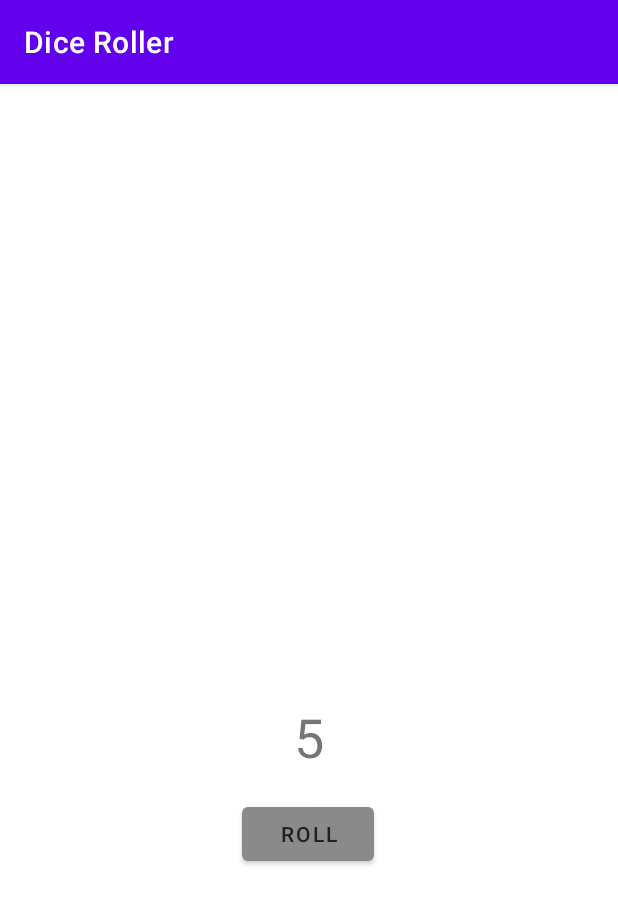
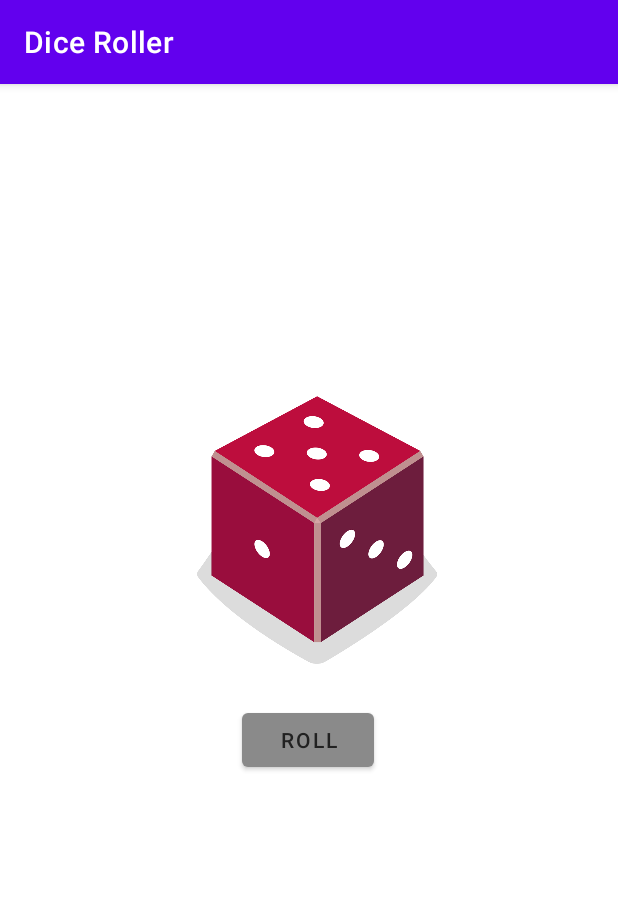
Before and after one commit to ken-kazama-999/DiceRoller, an Android app: the screen it shows after launch (MainActivity), after a tap on "ROLL", on a phone screen of 412 x 824 dp. Shown: the top 904 px of the screen. Run offline under Robolectric (Android 15) with nearby library versions, the phone set to English and light mode, and no system bars.

Commit message:
Added Image For Dice Result

```diff
--- a/app/src/main/java/com/example/diceroller/MainActivity.kt
+++ b/app/src/main/java/com/example/diceroller/MainActivity.kt
@@ -2,7 +2,7 @@ package com.example.diceroller
 
 import android.os.Bundle
 import android.widget.Button
-import android.widget.TextView
+import android.widget.ImageView
 import androidx.appcompat.app.AppCompatActivity
 
 /**
@@ -16,6 +16,9 @@ class MainActivity : AppCompatActivity() {
 
         //Roll the dice when user presses button
         rollButton.setOnClickListener { rollDice() }
+
+        //Roll a dice when app starts
+        rollDice()
     }
 
     /**
@@ -25,10 +28,22 @@ class MainActivity : AppCompatActivity() {
         // create new dice objects having 6 sides and roll it.
         val dice = Dice(6)
         val diceRoll = dice.roll()
+        //Find the Imsge view in the app layout
+        val diceImage: ImageView = findViewById(R.id.imageView)
 
-        // Update the text on the screen with the dice roll.
-        val resultTextView: TextView = findViewById(R.id.textView)
-        resultTextView.text = diceRoll.toString()
+        //Assigns the random result to variable "drawable Resource",and shows an image depending on the number of "dice roll"
+        val drawableResource = when (diceRoll) {
+            1 -> R.drawable.dice_1
+            2 -> R.drawable.dice_2
+            3 -> R.drawable.dice_3
+            4 -> R.drawable.dice_4
+            5 -> R.drawable.dice_5
+            else -> R.drawable.dice_6
+        }
+
+        //Displays the gotten Image as result in the app
+        diceImage.setImageResource(drawableResource)
+        diceImage.contentDescription = diceRoll.toString()
     }
 }
 
--- a/app/src/main/res/layout/activity_main.xml
+++ b/app/src/main/res/layout/activity_main.xml
@@ -6,23 +6,11 @@
     android:layout_height="match_parent"
     tools:context=".MainActivity">
 
-    <TextView
-        android:id="@+id/textView"
-        android:layout_width="wrap_content"
-        android:layout_height="wrap_content"
-        android:layout_marginBottom="12dp"
-        android:textSize="36sp"
-        app:layout_constraintBottom_toTopOf="@+id/button"
-        app:layout_constraintEnd_toEndOf="parent"
-        app:layout_constraintStart_toStartOf="parent"
-        app:layout_constraintTop_toTopOf="parent"
-        app:layout_constraintVertical_bias="0.989"
-        tools:text="1" />
-
     <Button
         android:id="@+id/button"
         android:layout_width="wrap_content"
         android:layout_height="wrap_content"
+        android:layout_marginTop="16dp"
         android:layout_marginBottom="244dp"
         android:text="@string/roll"
         android:textColor="#212121"
@@ -31,7 +19,21 @@
         app:layout_constraintEnd_toEndOf="parent"
         app:layout_constraintHorizontal_bias="0.498"
         app:layout_constraintStart_toStartOf="parent"
+        app:layout_constraintTop_toBottomOf="@+id/imageView"
+        app:layout_constraintVertical_bias="0.0"
         tools:ignore="TextContrastCheck" />
+
+    <ImageView
+        android:id="@+id/imageView"
+        android:layout_width="160dp"
+        android:layout_height="200dp"
+        app:layout_constraintBottom_toBottomOf="parent"
+        app:layout_constraintEnd_toEndOf="parent"
+        app:layout_constraintHorizontal_bias="0.521"
+        app:layout_constraintStart_toStartOf="parent"
+        app:layout_constraintTop_toTopOf="parent"
+        app:layout_constraintVertical_bias="0.347"
+        tools:srcCompat="@drawable/dice_1" />
 
 
 </androidx.constraintlayout.widget.ConstraintLayout>
```
Also changed, not shown: app/src/main/res/drawable/dice_1.png (added), app/src/main/res/drawable/dice_2.png (added), app/src/main/res/drawable/dice_3.png (added), app/src/main/res/drawable/dice_4.png (added), app/src/main/res/drawable/dice_5.png (added), app/src/main/res/drawable/dice_6.png (added).
